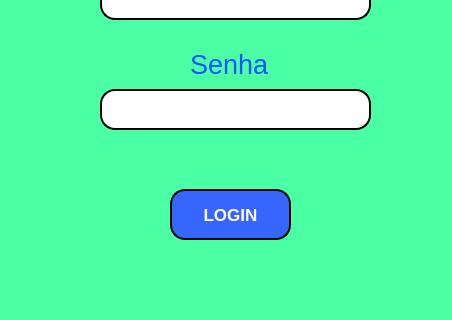
This is Projeto/primeira.ui in marceloamaro/Pratica_BD as Qt 5 draws it before an edit; both pictures show x 0 to 452 and y 231 to 551 of the 452 by 551 pixel window. The edited form follows.
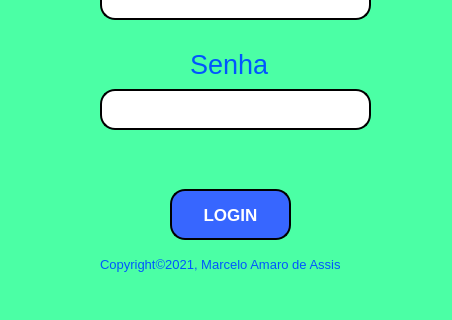
This is the edited form. Icons and pictures are not drawn.

Diff of the .ui file:
```diff
--- a/Projeto/primeira.ui
+++ b/Projeto/primeira.ui
@@ -206,6 +206,28 @@
      <string>Senha</string>
     </property>
    </widget>
+   <widget class="QLabel" name="label_8">
+    <property name="geometry">
+     <rect>
+      <x>100</x>
+      <y>480</y>
+      <width>251</width>
+      <height>31</height>
+     </rect>
+    </property>
+    <property name="font">
+     <font>
+      <pointsize>10</pointsize>
+     </font>
+    </property>
+    <property name="styleSheet">
+     <string notr="true">color: rgb(0, 85, 255);</string>
+    </property>
+    <property name="text">
+     <string>Copyright©2021, Marcelo Amaro de Assis</string>
+    </property>
+   </widget>
+   <zorder>label_8</zorder>
    <zorder>label_5</zorder>
    <zorder>label_3</zorder>
    <zorder>label_2</zorder>
```
